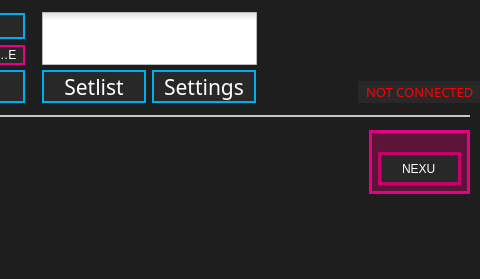
This is standalone/advanced/forms/mainwindow.ui in Muse-Kinetics/softstep_editor as Qt 5 draws it before an edit; both pictures show x 210 to 690 and y 0 to 279 of the 690 by 279 pixel window. The edited form follows.
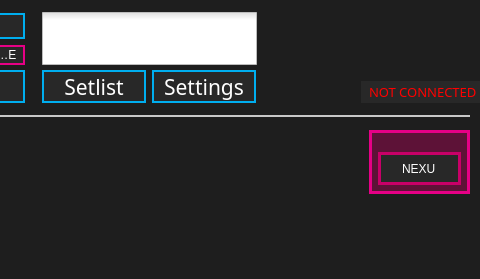
This is the edited form. Icons and pictures are not drawn.

The edit to the form file:
```diff
--- a/standalone/advanced/forms/mainwindow.ui
+++ b/standalone/advanced/forms/mainwindow.ui
@@ -43,9 +43,9 @@
    <widget class="QLabel" name="connectedLabel">
     <property name="geometry">
      <rect>
-      <x>568</x>
+      <x>571</x>
       <y>81</y>
-      <width>122</width>
+      <width>119</width>
       <height>22</height>
      </rect>
     </property>
@@ -472,10 +472,10 @@
    <widget class="QLabel" name="label">
     <property name="geometry">
      <rect>
-      <x>525</x>
-      <y>11</y>
-      <width>154</width>
-      <height>54</height>
+      <x>487</x>
+      <y>7</y>
+      <width>184</width>
+      <height>65</height>
      </rect>
     </property>
     <property name="styleSheet">
```
